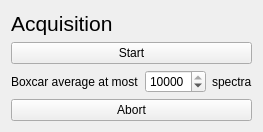
Above: code/cam_full/acq_control.ui from gsehrlich/diffusive-ta before the change. Below: the same form after it.
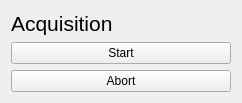
That is the form after the change.

Commit message: Got rms, ratio, and individual spectra working pretty solidly

```diff
--- a/code/cam_full/acq_control.ui
+++ b/code/cam_full/acq_control.ui
@@ -7,7 +7,7 @@
     <x>0</x>
     <y>0</y>
     <width>242</width>
-    <height>129</height>
+    <height>101</height>
    </rect>
   </property>
   <property name="windowTitle">
@@ -33,43 +33,6 @@
      </property>
     </widget>
    </item>
-   <item>
-    <layout class="QHBoxLayout" name="horizontalLayout">
-     <item>
-      <widget class="QLabel" name="label_2">
-       <property name="text">
-        <string>Boxcar average at most</string>
-       </property>
-       <property name="alignment">
-        <set>Qt::AlignLeading|Qt::AlignLeft|Qt::AlignVCenter</set>
-       </property>
-      </widget>
-     </item>
-     <item>
-      <widget class="QSpinBox" name="spinBox">
-       <property name="minimum">
-        <number>1</number>
-       </property>
-       <property name="maximum">
-        <number>10000</number>
-       </property>
-       <property name="value">
-        <number>10000</number>
-       </property>
-      </widget>
-     </item>
-     <item>
-      <widget class="QLabel" name="label_3">
-       <property name="text">
-        <string>spectra</string>
-       </property>
-       <property name="alignment">
-        <set>Qt::AlignLeading|Qt::AlignLeft|Qt::AlignVCenter</set>
-       </property>
-      </widget>
-     </item>
-    </layout>
-   </item>
    <item>
     <widget class="QPushButton" name="abortButton">
      <property name="text">
```
Left out of the diff: 2 changed lines with no effect on the pictures. The commit also changes 17 other files.
